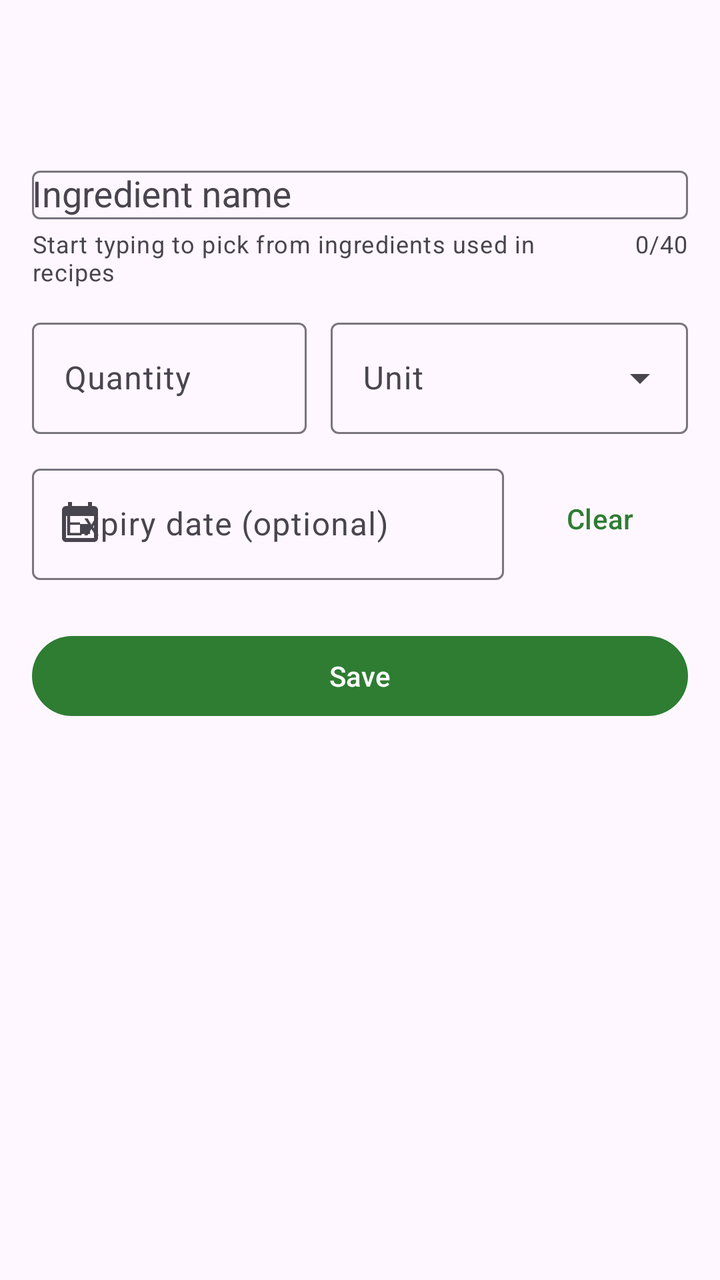
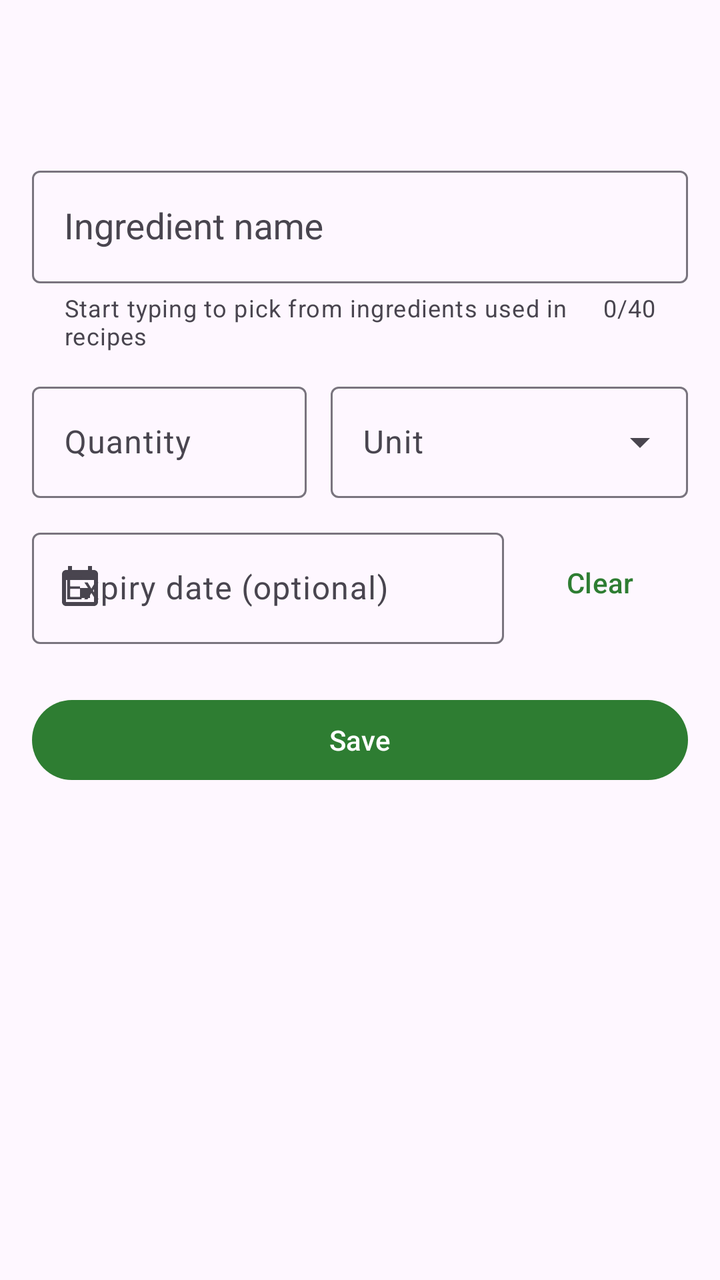

Screens rendered from an Android XML layout before and after an edit, with the pre-edit source and the edit as a unified diff.
<!-- AndroidManifest.xml: application theme Theme.SmartPantry -->
<!-- res/layout/activity_add_edit_ingredient.xml -->
<?xml version="1.0" encoding="utf-8"?>
<LinearLayout xmlns:android="http://schemas.android.com/apk/res/android"
    xmlns:app="http://schemas.android.com/apk/res-auto"
    android:layout_width="match_parent"
    android:layout_height="match_parent"
    android:orientation="vertical">

    <com.google.android.material.appbar.MaterialToolbar
        android:id="@+id/toolbar"
        android:layout_width="match_parent"
        android:layout_height="wrap_content"
        android:minHeight="?attr/actionBarSize" />

    <ScrollView
        android:id="@+id/scroll"
        android:layout_width="match_parent"
        android:layout_height="0dp"
        android:layout_weight="1"
        android:clipToPadding="false"
        android:fillViewport="true">

        <LinearLayout
            android:layout_width="match_parent"
            android:layout_height="wrap_content"
            android:orientation="vertical"
            android:padding="16dp">

            <com.google.android.material.textfield.TextInputLayout
                android:id="@+id/name_layout"
                style="?attr/textInputOutlinedStyle"
                android:layout_width="match_parent"
                android:layout_height="wrap_content"
                android:hint="@string/hint_name"
                app:counterEnabled="true"
                app:counterMaxLength="40"
                app:helperText="@string/helper_name">

                <com.google.android.material.textfield.MaterialAutoCompleteTextView
                    android:id="@+id/name_input"
                    android:layout_width="match_parent"
                    android:layout_height="wrap_content"
                    android:completionThreshold="1"
                    android:imeOptions="actionNext"
                    android:inputType="textCapSentences"
                    android:maxLength="40" />
            </com.google.android.material.textfield.TextInputLayout>

            <LinearLayout
                android:layout_width="match_parent"
                android:layout_height="wrap_content"
                android:layout_marginTop="12dp"
                android:baselineAligned="false"
                android:orientation="horizontal">

                <com.google.android.material.textfield.TextInputLayout
                    android:id="@+id/quantity_layout"
                    style="?attr/textInputOutlinedStyle"
                    android:layout_width="0dp"
                    android:layout_height="wrap_content"
                    android:layout_marginEnd="12dp"
                    android:layout_weight="1"
                    android:hint="@string/hint_quantity">

                    <com.google.android.material.textfield.TextInputEditText
                        android:id="@+id/quantity_input"
                        android:layout_width="match_parent"
                        android:layout_height="wrap_content"
                        android:imeOptions="actionDone"
                        android:inputType="numberDecimal"
                        android:maxLength="9" />
                </com.google.android.material.textfield.TextInputLayout>

                <com.google.android.material.textfield.TextInputLayout
                    android:id="@+id/unit_layout"
                    style="?attr/textInputOutlinedExposedDropdownMenuStyle"
                    android:layout_width="0dp"
                    android:layout_height="wrap_content"
                    android:layout_weight="1.3"
                    android:hint="@string/hint_unit">

                    <com.google.android.material.textfield.MaterialAutoCompleteTextView
                        android:id="@+id/unit_input"
                        android:layout_width="match_parent"
                        android:layout_height="wrap_content"
                        android:inputType="none" />
                </com.google.android.material.textfield.TextInputLayout>
            </LinearLayout>

            <LinearLayout
                android:layout_width="match_parent"
                android:layout_height="wrap_content"
                android:layout_marginTop="12dp"
                android:gravity="center_vertical"
                android:orientation="horizontal">

                <com.google.android.material.textfield.TextInputLayout
                    android:id="@+id/expiry_layout"
                    style="?attr/textInputOutlinedStyle"
                    android:layout_width="0dp"
                    android:layout_height="wrap_content"
                    android:layout_weight="1"
                    android:hint="@string/hint_expiry"
                    app:startIconDrawable="@drawable/ic_event">

                    <com.google.android.material.textfield.TextInputEditText
                        android:id="@+id/expiry_input"
                        android:layout_width="match_parent"
                        android:layout_height="wrap_content"
                        android:cursorVisible="false"
                        android:focusable="false"
                        android:inputType="none" />
                </com.google.android.material.textfield.TextInputLayout>

                <Button
                    android:id="@+id/clear_expiry_button"
                    style="?attr/borderlessButtonStyle"
                    android:layout_width="wrap_content"
                    android:layout_height="wrap_content"
                    android:layout_marginStart="4dp"
                    android:text="@string/clear" />
            </LinearLayout>

            <Button
                android:id="@+id/save_button"
                android:layout_width="match_parent"
                android:layout_height="wrap_content"
                android:layout_marginTop="24dp"
                android:text="@string/save" />

            <Button
                android:id="@+id/delete_button"
                style="?attr/materialButtonOutlinedStyle"
                android:layout_width="match_parent"
                android:layout_height="wrap_content"
                android:layout_marginTop="8dp"
                android:text="@string/delete"
                android:textColor="@color/status_expired_text"
                android:visibility="gone"
                app:icon="@drawable/ic_delete"
                app:iconTint="@color/status_expired_text"
                app:strokeColor="@color/status_expired_text" />

        </LinearLayout>
    </ScrollView>
</LinearLayout>
<!-- resources referenced by this layout -->
<resources>
  <color name="status_expired_text">#C62828</color>
  <!-- drawable ic_delete (drawable) -->
  <?xml version="1.0" encoding="utf-8"?>
  <vector xmlns:android="http://schemas.android.com/apk/res/android"
      android:width="24dp"
      android:height="24dp"
      android:tint="?attr/colorControlNormal"
      android:viewportWidth="24"
      android:viewportHeight="24">
      <path
          android:fillColor="@android:color/white"
          android:pathData="M6,19c0,1.1 0.9,2 2,2h8c1.1,0 2,-0.9 2,-2V7H6v12zM19,4h-3.5l-1,-1h-5l-1,1H5v2h14V4z" />
  </vector>
  <!-- drawable ic_event (drawable) -->
  <?xml version="1.0" encoding="utf-8"?>
  <vector xmlns:android="http://schemas.android.com/apk/res/android"
      android:width="24dp"
      android:height="24dp"
      android:tint="?attr/colorControlNormal"
      android:viewportWidth="24"
      android:viewportHeight="24">
      <path
          android:fillColor="@android:color/white"
          android:pathData="M17,12h-5v5h5v-5zM16,1v2H8V1H6v2H5c-1.11,0 -1.99,0.9 -1.99,2L3,19c0,1.1 0.89,2 2,2h14c1.1,0 2,-0.9 2,-2V5c0,-1.1 -0.9,-2 -2,-2h-1V1h-2zM19,19H5V8h14v11z" />
  </vector>
  <string name="clear">Clear</string>
  <string name="delete">Delete</string>
  <string name="helper_name">Start typing to pick from ingredients used in recipes</string>
  <string name="hint_expiry">Expiry date (optional)</string>
  <string name="hint_name">Ingredient name</string>
  <string name="hint_quantity">Quantity</string>
  <string name="hint_unit">Unit</string>
  <string name="save">Save</string>
  <style name="Theme.SmartPantry" parent="Theme.Material3.DayNight.NoActionBar">
          <item name="colorPrimary">@color/green_700</item>
          <item name="colorOnPrimary">@android:color/white</item>
          <item name="colorPrimaryContainer">@color/green_100</item>
          <item name="colorOnPrimaryContainer">@color/green_800</item>
          <item name="colorSecondary">@color/green_800</item>
      </style>
  <color name="green_700">#2E7D32</color>
  <color name="green_100">#C8E6C9</color>
  <color name="green_800">#1B5E20</color>
</resources>

<!-- the commit's change to res/layout/activity_add_edit_ingredient.xml (unified diff, before → after) -->
@@ -40,6 +40,8 @@
                     android:layout_width="match_parent"
                     android:layout_height="wrap_content"
                     android:completionThreshold="1"
+                    android:paddingHorizontal="16dp"
+                    android:paddingVertical="16dp"
                     android:imeOptions="actionNext"
                     android:inputType="textCapSentences"
                     android:maxLength="40" />
